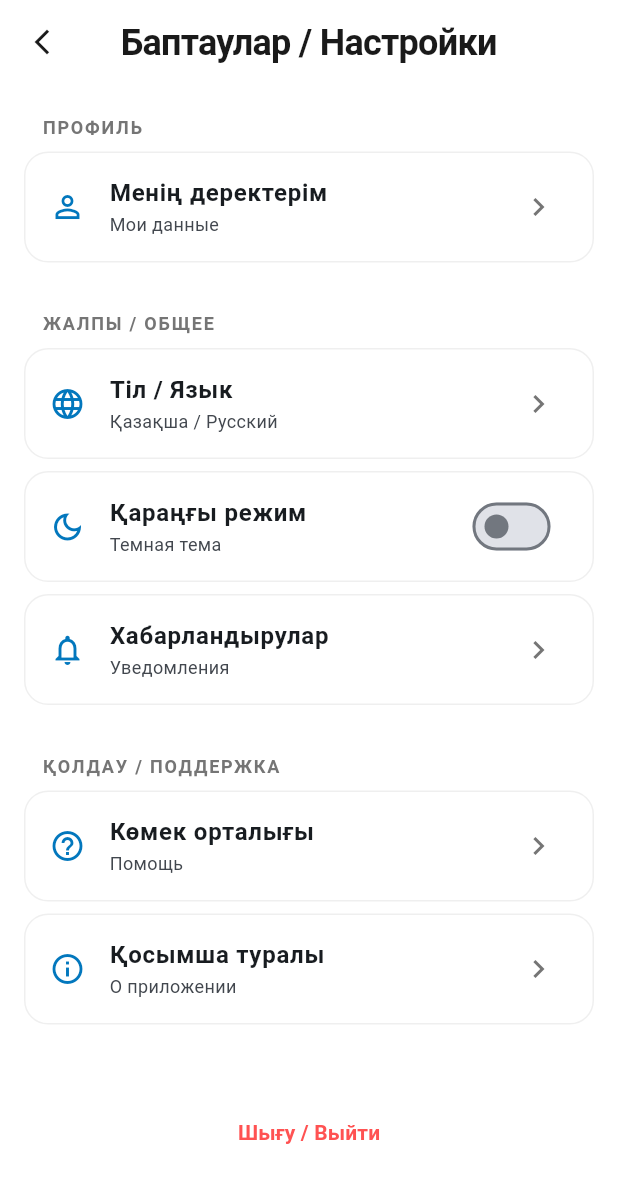
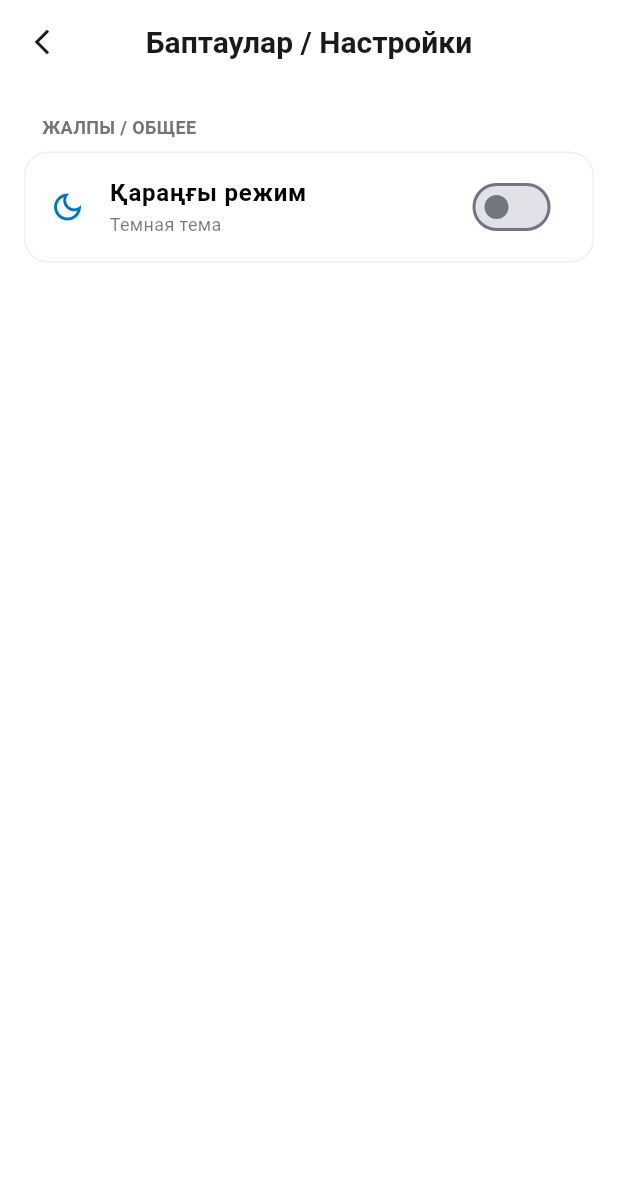
Before and after one commit to bejbaryszappar790-jpg/Taza-soz, a Flutter app: the SettingsScreen screen opened directly, on a phone screen of 412 x 824 dp. Shown: the top 1183 px of the screen. Run offline on Flutter 3.47's test engine with Material 3 defaults, Android fonts, the light colour scheme and no system bars; our stand-ins replace file_picker, image_picker.

Commit message:
обновил настроику

```diff
--- a/mobile_app/lib/screens/settings_screen.dart
+++ b/mobile_app/lib/screens/settings_screen.dart
@@ -1,25 +1,42 @@
 import 'package:flutter/material.dart';
 import '../theme/app_theme.dart';
 
-class SettingsScreen extends StatelessWidget {
+class SettingsScreen extends StatefulWidget {
   const SettingsScreen({super.key});
+
+  @override
+  State<SettingsScreen> createState() => _SettingsScreenState();
+}
+
+class _SettingsScreenState extends State<SettingsScreen> {
+  // 1. Создаем переменную состояния для темы
+  bool _isDarkMode = false;
 
   @override
   Widget build(BuildContext context) {
     return Scaffold(
-      backgroundColor: AppColors.background,
+      // 2. Меняем цвет фона в зависимости от состояния
+      backgroundColor: _isDarkMode
+          ? const Color(0xFF121212)
+          : AppColors.background,
       appBar: AppBar(
         title: Text(
           "Баптаулар / Настройки",
-          style: Theme.of(context).textTheme.headlineMedium,
+          style: TextStyle(
+            color: _isDarkMode ? Colors.white : AppColors.textPrimary,
+            fontSize: 20,
+            fontWeight: FontWeight.bold,
+          ),
         ),
-        backgroundColor: AppColors.background,
+        backgroundColor: _isDarkMode
+            ? const Color(0xFF1E1E1E)
+            : AppColors.background,
         elevation: 0,
         leading: IconButton(
-          icon: const Icon(
+          icon: Icon(
             Icons.arrow_back_ios_new,
             size: 20,
-            color: AppColors.textPrimary,
+            color: _isDarkMode ? Colors.white : AppColors.textPrimary,
           ),
           onPressed: () => Navigator.pop(context),
         ),
@@ -28,83 +45,48 @@ class SettingsScreen extends StatelessWidget {
         padding: const EdgeInsets.symmetric(horizontal: 16),
         children: [
           const SizedBox(height: 20),
-          _buildSectionTitle("Профиль"),
-          _buildSettingsTile(
-            icon: Icons.person_outline,
-            title: "Менің деректерім",
-            subtitle: "Мои данные",
-            onTap: () {},
-          ),
-          const SizedBox(height: 24),
           _buildSectionTitle("Жалпы / Общее"),
-          _buildSettingsTile(
-            icon: Icons.language,
-            title: "Тіл / Язык",
-            subtitle: "Қазақша / Русский",
-            onTap: () {},
-          ),
+
+          // Элемент с переключателем темы
           _buildSettingsTile(
             icon: Icons.dark_mode_outlined,
             title: "Қараңғы режим",
             subtitle: "Темная тема",
-            trailing: Switch(value: false, onChanged: (v) {}),
-            onTap: () {},
-          ),
-          _buildSettingsTile(
-            icon: Icons.notifications_none,
-            title: "Хабарландырулар",
-            subtitle: "Уведомления",
-            onTap: () {},
-          ),
-          const SizedBox(height: 24),
-          _buildSectionTitle("Қолдау / Поддержка"),
-          _buildSettingsTile(
-            icon: Icons.help_outline,
-            title: "Көмек орталығы",
-            subtitle: "Помощь",
-            onTap: () {},
-          ),
-          _buildSettingsTile(
-            icon: Icons.info_outline,
-            title: "Қосымша туралы",
-            subtitle: "О приложении",
-            onTap: () {},
-          ),
-          const SizedBox(height: 40),
-          Center(
-            child: TextButton(
-              onPressed: () {},
-              child: const Text(
-                "Шығу / Выйти",
-                style: TextStyle(
-                  color: Colors.redAccent,
-                  fontWeight: FontWeight.w600,
-                ),
-              ),
+            trailing: Switch(
+              value: _isDarkMode, // Текущее значение
+              activeColor: AppColors.iconActive,
+              onChanged: (bool value) {
+                // 3. САМОЕ ВАЖНОЕ: setState заставляет экран перерисоваться
+                setState(() {
+                  _isDarkMode = value;
+                });
+              },
             ),
+            onTap: () {
+              setState(() {
+                _isDarkMode = !_isDarkMode;
+              });
+            },
           ),
         ],
       ),
     );
   }
 
-  // Заголовок секции
   Widget _buildSectionTitle(String title) {
     return Padding(
       padding: const EdgeInsets.only(left: 12, bottom: 8),
       child: Text(
         title.toUpperCase(),
-        style: const TextStyle(
+        style: TextStyle(
           fontSize: 12,
           fontWeight: FontWeight.bold,
-          color: AppColors.textSecondary,
-          letterSpacing: 1.2,
+          color: _isDarkMode ? Colors.white70 : AppColors.textSecondary,
         ),
       ),
     );
   }
 
-  // Элемент списка настроек
   Widget _buildSettingsTile({
     required IconData icon,
     required String title,
@@ -115,14 +97,30 @@ class SettingsScreen extends StatelessWidget {
     return Container(
       margin: const EdgeInsets.only(bottom: 8),
       decoration: BoxDecoration(
-        color: Colors.white,
+        color: _isDarkMode ? const Color(0xFF1E1E1E) : Colors.white,
         borderRadius: BorderRadius.circular(16),
-        border: Border.all(color: AppColors.inputBorder.withOpacity(0.5)),
+        border: Border.all(
+          color: _isDarkMode
+              ? Colors.white10
+              : AppColors.inputBorder.withOpacity(0.5),
+        ),
       ),
       child: ListTile(
         leading: Icon(icon, color: AppColors.iconActive),
-        title: Text(title, style: const TextStyle(fontWeight: FontWeight.w600)),
-        subtitle: Text(subtitle, style: const TextStyle(fontSize: 12)),
+        title: Text(
+          title,
+          style: TextStyle(
+            fontWeight: FontWeight.w600,
+            color: _isDarkMode ? Colors.white : Colors.black,
+          ),
+        ),
+        subtitle: Text(
+          subtitle,
+          style: TextStyle(
+            fontSize: 12,
+            color: _isDarkMode ? Colors.white60 : Colors.black54,
+          ),
+        ),
         trailing:
             trailing ??
             const Icon(Icons.chevron_right, color: AppColors.textSecondary),
```
